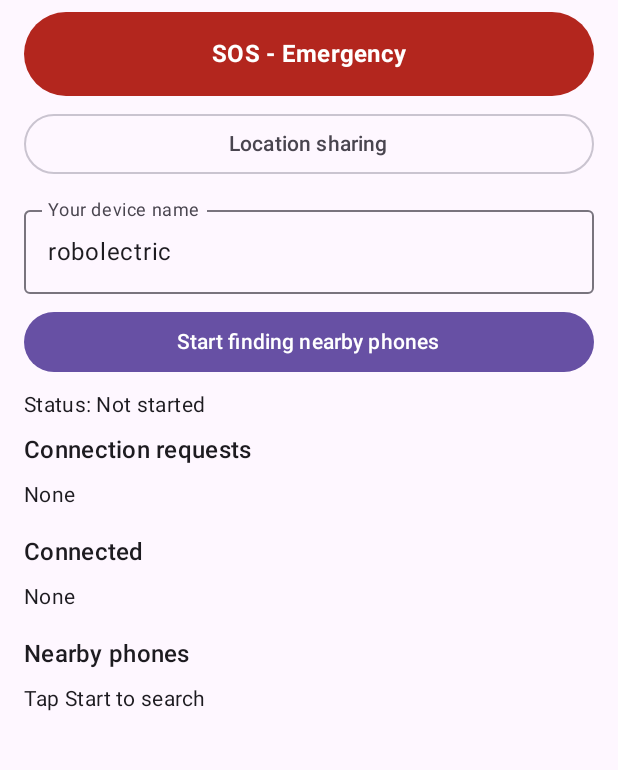
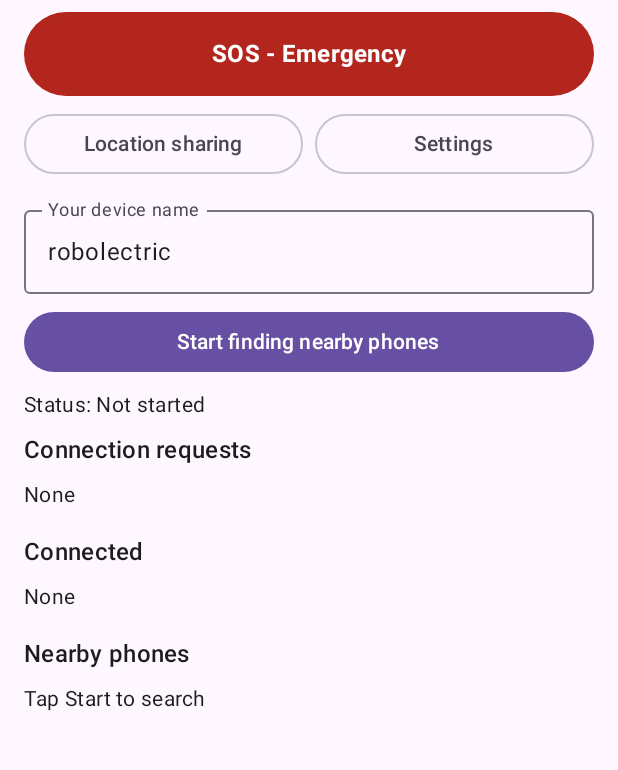
Before and after one commit to foodpenstudio-ops/Hamrah, an Android app built with Jetpack Compose: the screen it shows after launch (MainActivity), on a phone screen of 412 x 824 dp, the part 96-866 px from its top. Run offline under Robolectric (Android 15) with nearby library versions, the phone set to English and light mode, and no system bars; our stand-ins replace Room's generated code; libraries missing offline, so code that uses them is left out: com.google.android.gms.

Commit message:
Update HomeScreen.kt

```diff
--- a/app/src/main/java/com/hamrah/app/HomeScreen.kt
+++ b/app/src/main/java/com/hamrah/app/HomeScreen.kt
@@ -39,6 +39,7 @@ fun HomeScreen(
     nearby: List<DiscoveredDevice>,
     onSos: () -> Unit,
     onLocation: () -> Unit,
+    onSettings: () -> Unit,
     onStart: () -> Unit,
     onStop: () -> Unit,
     onAccept: (String) -> Unit,
@@ -78,10 +79,19 @@ fun HomeScreen(
         }
         Spacer(modifier = Modifier.height(8.dp))
 
-        OutlinedButton(
-            onClick = onLocation,
-            modifier = Modifier.fillMaxWidth()
-        ) { Text("Location sharing") }
+        Row(
+            modifier = Modifier.fillMaxWidth(),
+            horizontalArrangement = Arrangement.spacedBy(8.dp)
+        ) {
+            OutlinedButton(
+                onClick = onLocation,
+                modifier = Modifier.weight(1f)
+            ) { Text("Location sharing") }
+            OutlinedButton(
+                onClick = onSettings,
+                modifier = Modifier.weight(1f)
+            ) { Text("Settings") }
+        }
         Spacer(modifier = Modifier.height(12.dp))
 
         OutlinedTextField(
```
